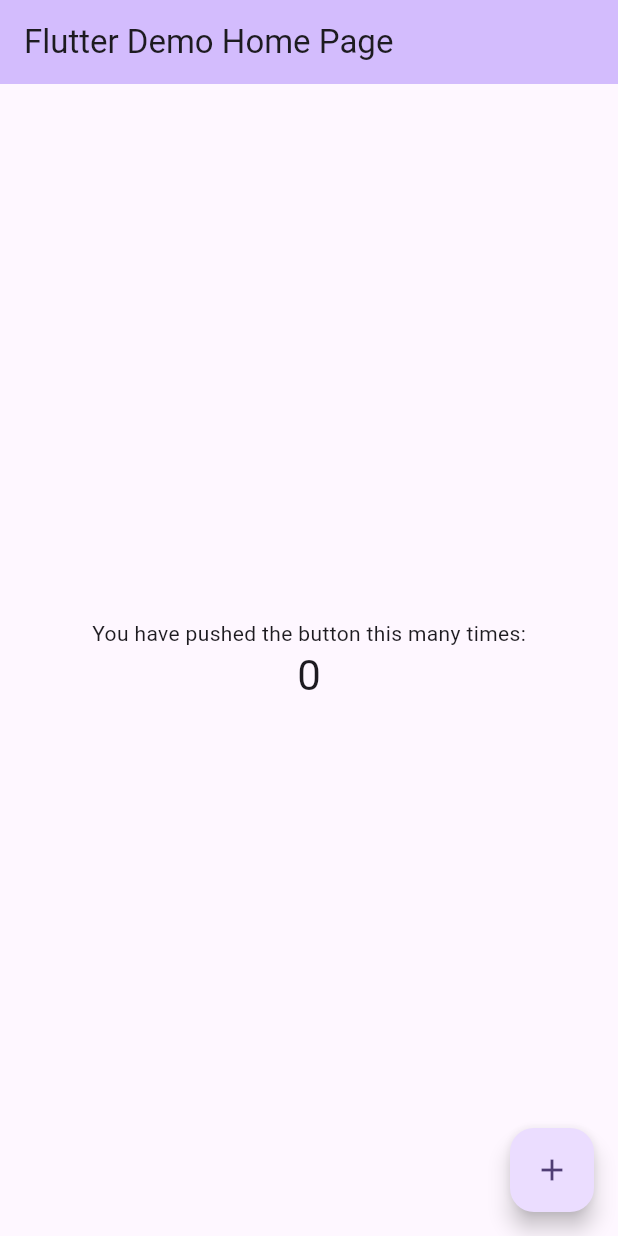
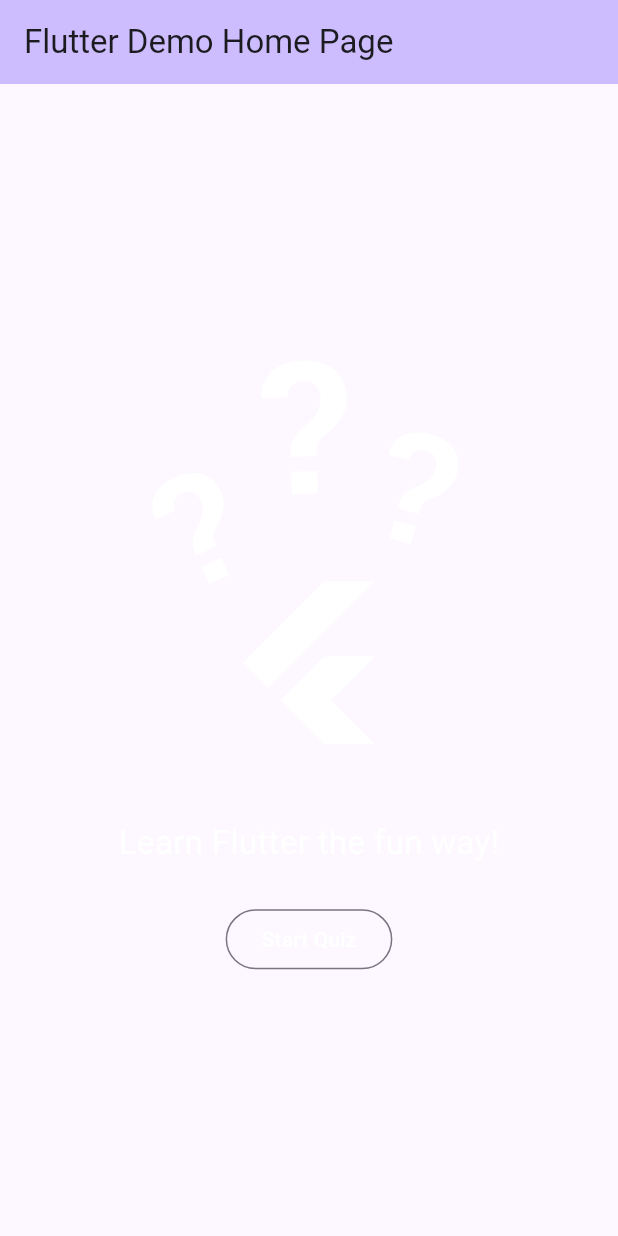
Before and after one commit to Danonovsky/flutter, a Flutter app: the screen it shows after launch, on a phone screen of 412 x 824 dp. Run offline on Flutter 3.47's test engine with Material 2 defaults, Android fonts, the phone set to English and light mode, and no system bars.

Commit message:
Beautiful screen

```diff
--- a/adv_basics/lib/main.dart
+++ b/adv_basics/lib/main.dart
@@ -1,3 +1,4 @@
+import 'package:adv_basics/start_screen.dart';
 import 'package:flutter/material.dart';
 
 void main() {
@@ -13,57 +14,13 @@ class MyApp extends StatelessWidget {
     return MaterialApp(
       title: 'Flutter Demo',
       theme: ThemeData(
-        colorScheme: ColorScheme.fromSeed(seedColor: Colors.deepPurple),
+        colorScheme: ColorScheme.fromSeed(
+          seedColor: Colors.deepPurpleAccent,
+          background: Colors.deepPurple,
+        ),
         useMaterial3: true,
       ),
-      home: const MyHomePage(title: 'Flutter Demo Home Page'),
+      home: const StartScreen(title: 'Flutter Demo Home Page'),
     );
   }
 }
-
-class MyHomePage extends StatefulWidget {
-  const MyHomePage({super.key, required this.title});
-  final String title;
-
-  @override
-  State<MyHomePage> createState() => _MyHomePageState();
-}
-
-class _MyHomePageState extends State<MyHomePage> {
-  int _counter = 0;
-
-  void _incrementCounter() {
-    setState(() {
-      _counter++;
-    });
-  }
-
-  @override
-  Widget build(BuildContext context) {
-    return Scaffold(
-      appBar: AppBar(
-        backgroundColor: Theme.of(context).colorScheme.inversePrimary,
-        title: Text(widget.title),
-      ),
-      body: Center(
-        child: Column(
-          mainAxisAlignment: MainAxisAlignment.center,
-          children: <Widget>[
-            const Text(
-              'You have pushed the button this many times:',
-            ),
-            Text(
-              '$_counter',
-              style: Theme.of(context).textTheme.headlineMedium,
-            ),
-          ],
-        ),
-      ),
-      floatingActionButton: FloatingActionButton(
-        onPressed: _incrementCounter,
-        tooltip: 'Increment',
-        child: const Icon(Icons.add),
-      ),
-    );
-  }
-}
--- /dev/null
+++ b/adv_basics/lib/start_screen.dart
@@ -0,0 +1,40 @@
+import 'package:flutter/material.dart';
+
+class StartScreen extends StatelessWidget {
+  const StartScreen({super.key, required this.title});
+  final String title;
+
+  @override
+  Widget build(BuildContext context) {
+    return Scaffold(
+      appBar: AppBar(
+        backgroundColor: Theme.of(context).colorScheme.inversePrimary,
+        title: Text(title),
+      ),
+      body: Center(
+        child: Column(
+          mainAxisSize: MainAxisSize.min,
+          children: [
+            Image.asset(
+              'assets/images/quiz-logo.png',
+              width: 250,
+            ),
+            const SizedBox(height: 50),
+            const Text(
+              'Learn Flutter the fun way!',
+              style: TextStyle(color: Colors.white, fontSize: 22),
+            ),
+            const SizedBox(height: 25),
+            OutlinedButton(
+              onPressed: () {},
+              child: const Text(
+                'Start Quiz',
+                style: TextStyle(color: Colors.white),
+              ),
+            ),
+          ],
+        ),
+      ),
+    );
+  }
+}
```
Also changed, not shown: adv_basics/pubspec.yaml (+3 -70 lines).
